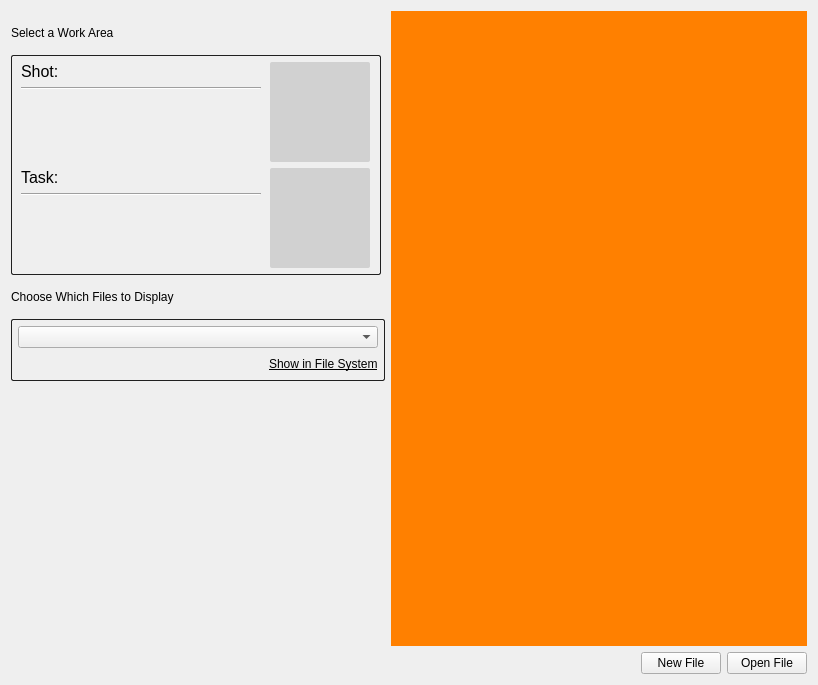
Above: resources/work_files_form.ui from shotgunsoftware/tk-multi-workfiles2 before the change. Below: the same form after it.
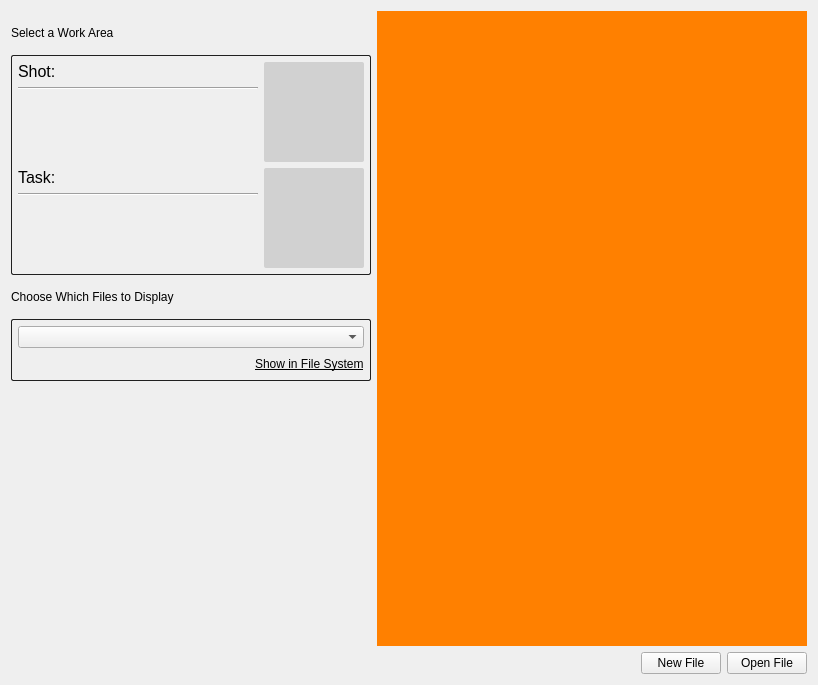
That is the form after the change. Custom widgets are drawn as their Qt base class.

Commit message: Fixed some UI sizing problems that I missed before!

```diff
--- a/resources/work_files_form.ui
+++ b/resources/work_files_form.ui
@@ -58,13 +58,13 @@
         <widget class="QFrame" name="work_area_frame">
          <property name="minimumSize">
           <size>
-           <width>370</width>
+           <width>0</width>
            <height>0</height>
           </size>
          </property>
          <property name="maximumSize">
           <size>
-           <width>370</width>
+           <width>16777215</width>
            <height>16777215</height>
           </size>
          </property>
@@ -97,6 +97,9 @@
             <property name="styleSheet">
              <string notr="true"/>
             </property>
+            <property name="lineWidth">
+             <number>0</number>
+            </property>
             <property name="currentIndex">
              <number>0</number>
             </property>
@@ -114,9 +117,15 @@
                   </property>
                   <item>
                    <widget class="QLabel" name="entity_label">
+                    <property name="minimumSize">
+                     <size>
+                      <width>240</width>
+                      <height>0</height>
+                     </size>
+                    </property>
                     <property name="maximumSize">
                      <size>
-                      <width>16777215</width>
+                      <width>240</width>
                       <height>16777215</height>
                      </size>
                     </property>
@@ -145,6 +154,12 @@
                       <verstretch>0</verstretch>
                      </sizepolicy>
                     </property>
+                    <property name="minimumSize">
+                     <size>
+                      <width>240</width>
+                      <height>0</height>
+                     </size>
+                    </property>
                     <property name="maximumSize">
                      <size>
                       <width>240</width>
@@ -197,6 +212,9 @@
 border-radius: 2px;
 }</string>
                     </property>
+                    <property name="lineWidth">
+                     <number>0</number>
+                    </property>
                     <property name="text">
                      <string/>
                     </property>
@@ -245,9 +263,15 @@
                     </property>
                     <item>
                      <widget class="QLabel" name="task_label">
+                      <property name="minimumSize">
+                       <size>
+                        <width>240</width>
+                        <height>0</height>
+                       </size>
+                      </property>
                       <property name="maximumSize">
                        <size>
-                        <width>16777215</width>
+                        <width>240</width>
                         <height>16777215</height>
                        </size>
                       </property>
@@ -276,6 +300,12 @@
                         <verstretch>0</verstretch>
                        </sizepolicy>
                       </property>
+                      <property name="minimumSize">
+                       <size>
+                        <width>240</width>
+                        <height>0</height>
+                       </size>
+                      </property>
                       <property name="maximumSize">
                        <size>
                         <width>240</width>
@@ -331,6 +361,9 @@
                       <property name="frameShape">
                        <enum>QFrame::NoFrame</enum>
                       </property>
+                      <property name="lineWidth">
+                       <number>0</number>
+                      </property>
                       <property name="text">
                        <string/>
                       </property>
@@ -466,7 +499,7 @@
            <widget class="QComboBox" name="filter_combo">
             <property name="minimumSize">
              <size>
-              <width>360</width>
+              <width>0</width>
               <height>0</height>
              </size>
             </property>
```
The commit also changes 1 other file.
